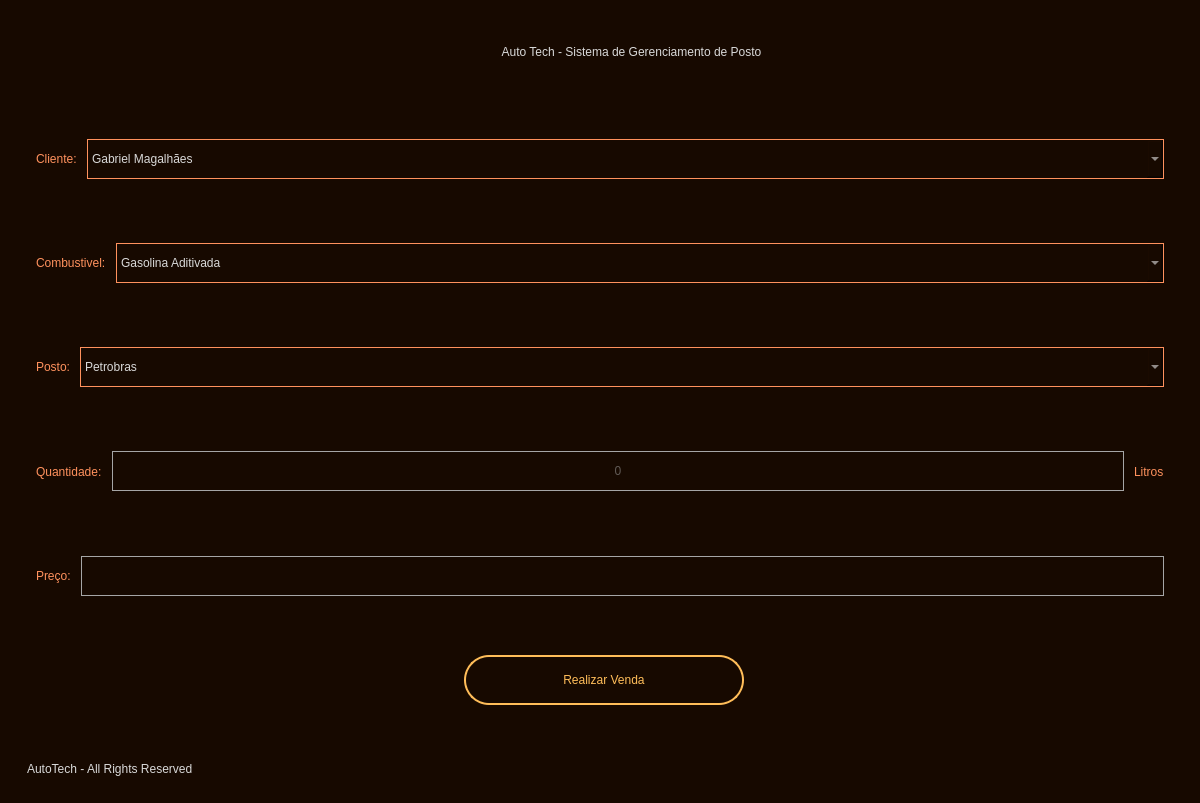
First picture: the form in src/view/templates/MenuPrincipal.ui, repository queirozlc/AutoTechProjeto, before the edit.
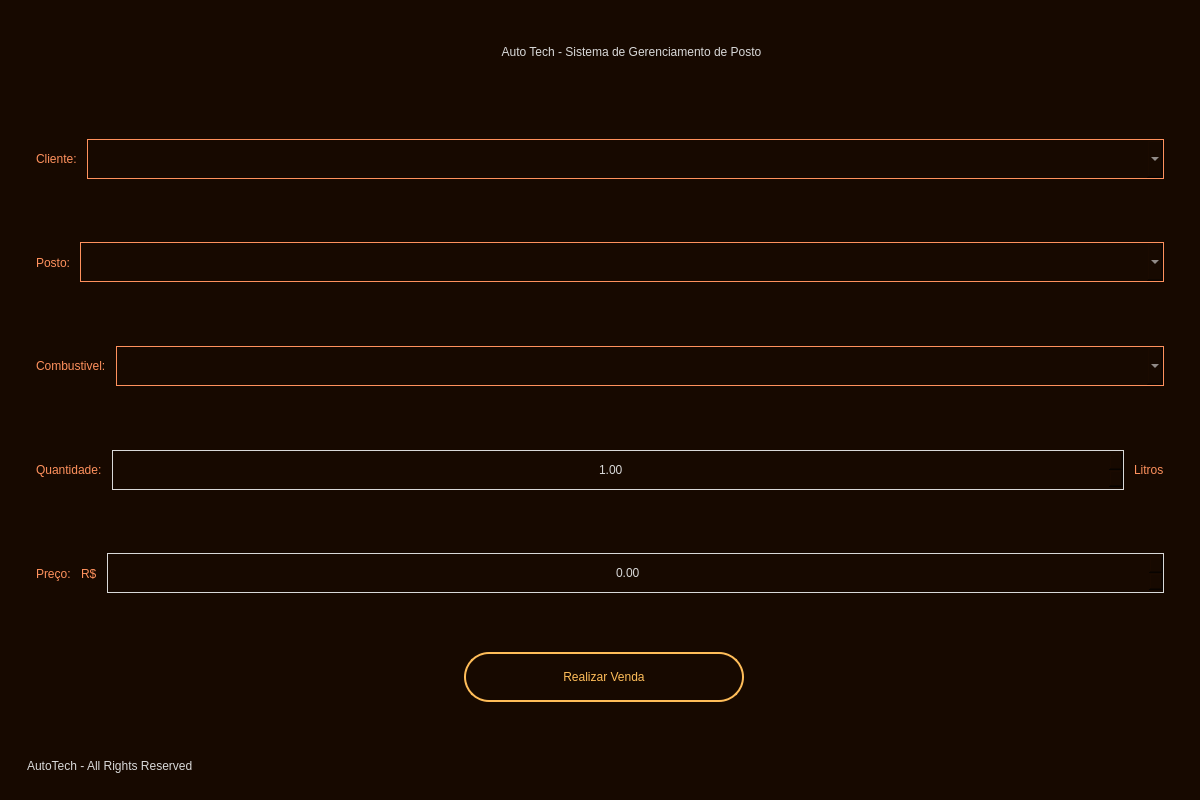
Second picture: the form after the edit. The open tabs and pages were chosen to show the change. Icons and pictures are not drawn.

What changed in the file:
```diff
--- a/src/view/templates/MenuPrincipal.ui
+++ b/src/view/templates/MenuPrincipal.ui
@@ -7,7 +7,7 @@
     <x>0</x>
     <y>0</y>
     <width>1200</width>
-    <height>803</height>
+    <height>800</height>
    </rect>
   </property>
   <property name="minimumSize">
@@ -1340,84 +1340,6 @@
             </widget>
             <widget class="QWidget" name="pg_buscarPlaca">
              <layout class="QVBoxLayout" name="verticalLayout_11">
-              <item>
-               <widget class="QFrame" name="campoCliente">
-                <property name="frameShape">
-                 <enum>QFrame::StyledPanel</enum>
-                </property>
-                <property name="frameShadow">
-                 <enum>QFrame::Raised</enum>
-                </property>
-                <layout class="QHBoxLayout" name="horizontalLayout_13">
-                 <property name="spacing">
-                  <number>10</number>
-                 </property>
-                 <property name="leftMargin">
-                  <number>0</number>
-                 </property>
-                 <property name="topMargin">
-                  <number>0</number>
-                 </property>
-                 <property name="bottomMargin">
-                  <number>0</number>
-                 </property>
-                 <item>
-                  <widget class="QLabel" name="clienteTitulo">
-                   <property name="styleSheet">
-                    <string notr="true">QLabel{
-	color:#FF915D;
-	font: 16pt &quot;Gilroy-SemiBold&quot;;
-}</string>
-                   </property>
-                   <property name="text">
-                    <string>Cliente:</string>
-                   </property>
-                  </widget>
-                 </item>
-                 <item>
-                  <widget class="QComboBox" name="comboBoxCliente">
-                   <property name="sizePolicy">
-                    <sizepolicy hsizetype="Expanding" vsizetype="Fixed">
-                     <horstretch>0</horstretch>
-                     <verstretch>0</verstretch>
-                    </sizepolicy>
-                   </property>
-                   <property name="minimumSize">
-                    <size>
-                     <width>0</width>
-                     <height>40</height>
-                    </size>
-                   </property>
-                   <property name="styleSheet">
-                    <string notr="true">font: 12pt &quot;Gilroy-Medium&quot;;
-border: 1px solid #FF915D;
-color: #D9D9D9;</string>
-                   </property>
-                   <item>
-                    <property name="text">
-                     <string>Gabriel Magalhães</string>
-                    </property>
-                   </item>
-                   <item>
-                    <property name="text">
-                     <string>William Arão</string>
-                    </property>
-                   </item>
-                   <item>
-                    <property name="text">
-                     <string>Neymar Junior</string>
-                    </property>
-                   </item>
-                   <item>
-                    <property name="text">
-                     <string>Gabriel Barbosa</string>
-                    </property>
-                   </item>
-                  </widget>
-                 </item>
-                </layout>
-               </widget>
-              </item>
               <item>
                <widget class="QFrame" name="campoPlaca_2">
                 <property name="frameShape">
@@ -1578,7 +1500,7 @@
                   </widget>
                  </item>
                  <item>
-                  <widget class="QComboBox" name="comboBoxCliente_2">
+                  <widget class="QComboBox" name="comboBoxCliente">
                    <property name="sizePolicy">
                     <sizepolicy hsizetype="Expanding" vsizetype="Fixed">
                      <horstretch>0</horstretch>
@@ -1596,104 +1518,6 @@
 border: 1px solid #FF915D;
 color: #D9D9D9;</string>
                    </property>
-                   <item>
-                    <property name="text">
-                     <string>Gabriel Magalhães</string>
-                    </property>
-                   </item>
-                   <item>
-                    <property name="text">
-                     <string>William Arão</string>
-                    </property>
-                   </item>
-                   <item>
-                    <property name="text">
-                     <string>Neymar Junior</string>
-                    </property>
-                   </item>
-                   <item>
-                    <property name="text">
-                     <string>Gabriel Barbosa</string>
-                    </property>
-                   </item>
-                  </widget>
-                 </item>
-                </layout>
-               </widget>
-              </item>
-              <item>
-               <widget class="QFrame" name="campoCombustivel_2">
-                <property name="frameShape">
-                 <enum>QFrame::StyledPanel</enum>
-                </property>
-                <property name="frameShadow">
-                 <enum>QFrame::Raised</enum>
-                </property>
-                <layout class="QHBoxLayout" name="horizontalLayout_16">
-                 <property name="spacing">
-                  <number>10</number>
-                 </property>
-                 <property name="leftMargin">
-                  <number>0</number>
-                 </property>
-                 <property name="topMargin">
-                  <number>0</number>
-                 </property>
-                 <property name="bottomMargin">
-                  <number>0</number>
-                 </property>
-                 <item>
-                  <widget class="QLabel" name="combustivelTitulo_2">
-                   <property name="styleSheet">
-                    <string notr="true">QLabel{
-	color:#FF915D;
-	font: 16pt &quot;Gilroy-SemiBold&quot;;
-}</string>
-                   </property>
-                   <property name="text">
-                    <string>Combustivel:</string>
-                   </property>
-                  </widget>
-                 </item>
-                 <item>
-                  <widget class="QComboBox" name="comboBoxCombustivel_2">
-                   <property name="sizePolicy">
-                    <sizepolicy hsizetype="Expanding" vsizetype="Fixed">
-                     <horstretch>0</horstretch>
-                     <verstretch>0</verstretch>
-                    </sizepolicy>
-                   </property>
-                   <property name="minimumSize">
-                    <size>
-                     <width>0</width>
-                     <height>40</height>
-                    </size>
-                   </property>
-                   <property name="styleSheet">
-                    <string notr="true">font: 12pt &quot;Gilroy-Medium&quot;;
-border: 1px solid #FF915D;
-color: #D9D9D9;</string>
-                   </property>
-                   <item>
-                    <property name="text">
-                     <string>Gasolina Aditivada</string>
-                    </property>
-                   </item>
-                   <item>
-                    <property name="text">
-                     <string>Gasolina</string>
-                    </property>
-                   </item>
-                   <item>
-                    <property name="text">
-                     <string>Álcool</string>
-                    </property>
-                   </item>
-                   <item>
-                    <property name="text">
-                     <string>Diesel</string>
-                    </property>
-                   </item>
                   </widget>
                  </item>
                 </layout>
@@ -1707,7 +1531,7 @@
                 <property name="frameShadow">
                  <enum>QFrame::Raised</enum>
                 </property>
-                <layout class="QHBoxLayout" name="horizontalLayout_17">
+                <layout class="QHBoxLayout" name="horizontalLayout_16">
                  <property name="spacing">
                   <number>10</number>
                  </property>
@@ -1752,21 +1576,64 @@
 border: 1px solid #FF915D;
 color: #D9D9D9;</string>
                    </property>
-                   <item>
-                    <property name="text">
-                     <string>Petrobras</string>
-                    </property>
-                   </item>
-                   <item>
-                    <property name="text">
-                     <string>Posto Ipiranga</string>
-                    </property>
-                   </item>
-                   <item>
-                    <property name="text">
-                     <string>Posto Shell</string>
-                    </property>
-                   </item>
+                  </widget>
+                 </item>
+                </layout>
+               </widget>
+              </item>
+              <item>
+               <widget class="QFrame" name="campoCombustivel_2">
+                <property name="frameShape">
+                 <enum>QFrame::StyledPanel</enum>
+                </property>
+                <property name="frameShadow">
+                 <enum>QFrame::Raised</enum>
+                </property>
+                <layout class="QHBoxLayout" name="horizontalLayout_17">
+                 <property name="spacing">
+                  <number>10</number>
+                 </property>
+                 <property name="leftMargin">
+                  <number>0</number>
+                 </property>
+                 <property name="topMargin">
+                  <number>0</number>
+                 </property>
+                 <property name="bottomMargin">
+                  <number>0</number>
+                 </property>
+                 <item>
+                  <widget class="QLabel" name="combustivelTitulo_2">
+                   <property name="styleSheet">
+                    <string notr="true">QLabel{
+	color:#FF915D;
+	font: 16pt &quot;Gilroy-SemiBold&quot;;
+}</string>
+                   </property>
+                   <property name="text">
+                    <string>Combustivel:</string>
+                   </property>
+                  </widget>
+                 </item>
+                 <item>
+                  <widget class="QComboBox" name="comboBoxCombustivel_2">
+                   <property name="sizePolicy">
+                    <sizepolicy hsizetype="Expanding" vsizetype="Fixed">
+                     <horstretch>0</horstretch>
+                     <verstretch>0</verstretch>
+                    </sizepolicy>
+                   </property>
+                   <property name="minimumSize">
+                    <size>
+                     <width>0</width>
+                     <height>40</height>
+                    </size>
+                   </property>
+                   <property name="styleSheet">
+                    <string notr="true">font: 12pt &quot;Gilroy-Medium&quot;;
+border: 1px solid #FF915D;
+color: #D9D9D9;</string>
+                   </property>
                   </widget>
                  </item>
                 </layout>
@@ -1807,7 +1674,13 @@
                   </widget>
                  </item>
                  <item>
-                  <widget class="QLineEdit" name="textQuantidade">
+                  <widget class="QDoubleSpinBox" name="quantidadeSpinBox">
+                   <property name="sizePolicy">
+                    <sizepolicy hsizetype="Expanding" vsizetype="Fixed">
+                     <horstretch>0</horstretch>
+                     <verstretch>0</verstretch>
+                    </sizepolicy>
+                   </property>
                    <property name="minimumSize">
                     <size>
                      <width>0</width>
@@ -1815,30 +1688,21 @@
                     </size>
                    </property>
                    <property name="styleSheet">
-                    <string notr="true">QLineEdit {
-	font: 12pt &quot;Gilroy-Medium&quot;;
-	background-color: transparent;
-	color: #AAAAAA;
-	background-color: #170900;
-	border:1px solid #A6A6A6;
-}
-
-QLineEdit:hover{
-	border:1px solid #DADADA;
-}
-
-QLineEdit::focus{
-	border: 2px solid #FFBD59;
-}</string>
-                   </property>
-                   <property name="maxLength">
-                    <number>5</number>
+                    <string notr="true">font: 12pt &quot;Gilroy-Medium&quot;;
+color: #D9D9D9;
+border: 1px solid #D9D9D9;</string>
                    </property>
                    <property name="alignment">
                     <set>Qt::AlignCenter</set>
                    </property>
-                   <property name="placeholderText">
-                    <string>0</string>
+                   <property name="minimum">
+                    <double>1.000000000000000</double>
+                   </property>
+                   <property name="maximum">
+                    <double>50000.000000000000000</double>
+                   </property>
+                   <property name="stepType">
+                    <enum>QAbstractSpinBox::AdaptiveDecimalStepType</enum>
                    </property>
                   </widget>
                  </item>
@@ -1893,7 +1757,26 @@
                   </widget>
                  </item>
                  <item>
-                  <widget class="QLineEdit" name="textPreco">
+                  <widget class="QLabel" name="textReais">
+                   <property name="styleSheet">
+                    <string notr="true">QLabel{
+	color:#FF915D;
+	font: 11pt &quot;Gilroy-SemiBold&quot;;
+}</string>
+                   </property>
+                   <property name="text">
+                    <string>R$</string>
+                   </property>
+                  </widget>
+                 </item>
+                 <item>
+                  <widget class="QDoubleSpinBox" name="precoSpinBox">
+                   <property name="sizePolicy">
+                    <sizepolicy hsizetype="Expanding" vsizetype="Fixed">
+                     <horstretch>0</horstretch>
+                     <verstretch>0</verstretch>
+                    </sizepolicy>
+                   </property>
                    <property name="minimumSize">
                     <size>
                      <width>0</width>
@@ -1901,30 +1784,18 @@
                     </size>
                    </property>
                    <property name="styleSheet">
-                    <string notr="true">QLineEdit {
-	font: 12pt &quot;Gilroy-Medium&quot;;
-	background-color: transparent;
-	color: #AAAAAA;
-	background-color: #170900;
-	border:1px solid #A6A6A6;
-}
-
-QLineEdit:hover{
-	border:1px solid #DADADA;
-}
-
-QLineEdit::focus{
-	border: 2px solid #FFBD59;
-}</string>
-                   </property>
-                   <property name="text">
-                    <string/>
+                    <string notr="true">font: 12pt &quot;Gilroy-Medium&quot;;
+color: #D9D9D9;
+border: 1px solid #D9D9D9;</string>
                    </property>
                    <property name="alignment">
                     <set>Qt::AlignCenter</set>
                    </property>
-                   <property name="readOnly">
-                    <bool>true</bool>
+                   <property name="maximum">
+                    <double>200000.000000000000000</double>
+                   </property>
+                   <property name="stepType">
+                    <enum>QAbstractSpinBox::AdaptiveDecimalStepType</enum>
                    </property>
                   </widget>
                  </item>
```
Left out of the diff: 203 changed lines with no effect on the pictures.
